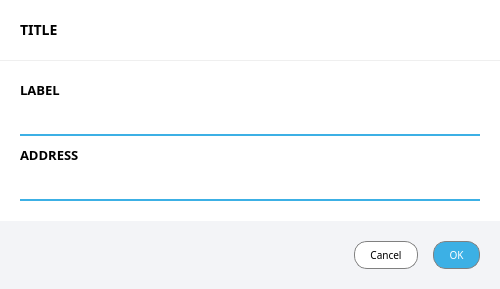
Old version of the form src/qt/forms/editaddressdialog.ui in the repository aurovine/AudioCoin.
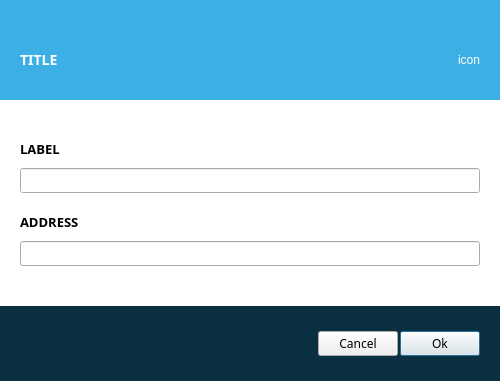
New version of the form. Icons and pictures are not drawn. Custom widgets are drawn as their Qt base class.

Commit message: changes overall button design and fixes minor ui discrepancies

What changed in the file:
```diff
--- a/src/qt/forms/editaddressdialog.ui
+++ b/src/qt/forms/editaddressdialog.ui
@@ -1,7 +1,10 @@
 <?xml version="1.0" encoding="UTF-8"?>
 <ui version="4.0">
  <class>EditAddressDialog</class>
- <widget class="QDialog" name="EditAddressDialog">
+ <widget class="FaderDialog" name="EditAddressDialog">
+  <property name="modal" stdset="0">
+   <bool>false</bool>
+  </property>
   <property name="windowModality">
    <enum>Qt::NonModal</enum>
   </property>
@@ -13,7 +16,7 @@
     <x>0</x>
     <y>0</y>
     <width>500</width>
-    <height>280</height>
+    <height>365</height>
    </rect>
   </property>
   <property name="sizePolicy">
@@ -24,30 +27,25 @@
   </property>
   <property name="minimumSize">
    <size>
-    <width>0</width>
+    <width>500</width>
     <height>0</height>
    </size>
   </property>
   <property name="maximumSize">
    <size>
-    <width>16777215</width>
+    <width>500</width>
     <height>16777215</height>
    </size>
   </property>
   <property name="windowTitle">
    <string>Edit Address</string>
   </property>
-  <property name="styleSheet">
-   <string notr="true">#titleWidget, #bodyWidget { background-color: white; }
-
-QLineEdit { border: none; border-bottom: 2px solid #3cb0e5; padding: 3px 5px; background: transparent; } QLineEdit:disabled { border-color: #899399; }</string>
-  </property>
-  <property name="modal">
-   <bool>true</bool>
-  </property>
-  <layout class="QVBoxLayout" name="editAddressDialogLayout" stretch="0,0">
+  <layout class="QVBoxLayout" name="editAddressDialogLayout" stretch="0,0,0">
    <property name="spacing">
-    <number>1</number>
+    <number>0</number>
+   </property>
+   <property name="sizeConstraint">
+    <enum>QLayout::SetFixedSize</enum>
    </property>
    <property name="leftMargin">
     <number>0</number>
@@ -63,7 +61,22 @@
    </property>
    <item>
     <widget class="QWidget" name="titleWidget" native="true">
-     <layout class="QVBoxLayout" name="titleWidgetLayout">
+     <property name="minimumSize">
+      <size>
+       <width>0</width>
+       <height>100</height>
+      </size>
+     </property>
+     <property name="maximumSize">
+      <size>
+       <width>16777215</width>
+       <height>100</height>
+      </size>
+     </property>
+     <property name="styleSheet">
+      <string notr="true">#titleWidget { background-color: #3cb0e5; } QLabel { color: white; }</string>
+     </property>
+     <layout class="QHBoxLayout" name="horizontalLayout" stretch="1,0">
       <property name="spacing">
        <number>0</number>
       </property>
@@ -71,16 +84,22 @@
        <number>20</number>
       </property>
       <property name="topMargin">
-       <number>20</number>
+       <number>50</number>
       </property>
       <property name="rightMargin">
        <number>20</number>
       </property>
       <property name="bottomMargin">
-       <number>20</number>
+       <number>30</number>
       </property>
       <item>
        <widget class="QLabel" name="titleLabel">
+        <property name="minimumSize">
+         <size>
+          <width>0</width>
+          <height>0</height>
+         </size>
+        </property>
         <property name="font">
          <font>
           <family>Montserrat</family>
@@ -95,6 +114,19 @@
         <property name="text">
          <string>TITLE</string>
         </property>
+        <property name="alignment">
+         <set>Qt::AlignLeading|Qt::AlignLeft|Qt::AlignVCenter</set>
+        </property>
+       </widget>
+      </item>
+      <item>
+       <widget class="QLabel" name="titleIcon">
+        <property name="text">
+         <string>icon</string>
+        </property>
+        <property name="alignment">
+         <set>Qt::AlignRight|Qt::AlignTrailing|Qt::AlignVCenter</set>
+        </property>
        </widget>
       </item>
      </layout>
@@ -102,6 +134,9 @@
    </item>
    <item>
     <widget class="QWidget" name="bodyWidget" native="true">
+     <property name="styleSheet">
+      <string notr="true">#bodyWidget { background-color: white; }</string>
+     </property>
      <layout class="QVBoxLayout" name="bodyWidgetLayout">
       <property name="spacing">
        <number>0</number>
@@ -121,26 +156,38 @@
       <item>
        <widget class="QWidget" name="inputWidget" native="true">
         <property name="sizePolicy">
-         <sizepolicy hsizetype="Preferred" vsizetype="Preferred">
+         <sizepolicy hsizetype="Fixed" vsizetype="Fixed">
           <horstretch>0</horstretch>
           <verstretch>0</verstretch>
          </sizepolicy>
         </property>
-        <layout class="QVBoxLayout" name="inputWidgetLayout" stretch="1,0">
+        <property name="minimumSize">
+         <size>
+          <width>500</width>
+          <height>0</height>
+         </size>
+        </property>
+        <property name="maximumSize">
+         <size>
+          <width>500</width>
+          <height>16777215</height>
+         </size>
+        </property>
+        <layout class="QVBoxLayout" name="inputWidgetLayout">
          <property name="spacing">
-          <number>10</number>
+          <number>20</number>
          </property>
          <property name="leftMargin">
           <number>20</number>
          </property>
          <property name="topMargin">
-          <number>20</number>
+          <number>40</number>
          </property>
          <property name="rightMargin">
           <number>20</number>
          </property>
          <property name="bottomMargin">
-          <number>20</number>
+          <number>40</number>
          </property>
          <item>
           <layout class="QVBoxLayout" name="verticalLayout_2">
@@ -163,7 +210,7 @@
             </widget>
            </item>
            <item>
-            <widget class="QLineEdit" name="labelEdit">
+            <widget class="QValidatedLineEdit" name="labelEdit">
              <property name="maximumSize">
               <size>
                <width>16777215</width>
@@ -225,37 +272,29 @@
         </layout>
        </widget>
       </item>
+     </layout>
+    </widget>
+   </item>
       <item>
        <widget class="QWidget" name="buttonWidget" native="true">
-        <property name="sizePolicy">
-         <sizepolicy hsizetype="Fixed" vsizetype="Preferred">
-          <horstretch>0</horstretch>
-          <verstretch>0</verstretch>
-         </sizepolicy>
-        </property>
         <property name="minimumSize">
          <size>
-          <width>500</width>
-          <height>0</height>
+       <width>0</width>
+       <height>75</height>
          </size>
         </property>
         <property name="maximumSize">
          <size>
-          <width>500</width>
-          <height>16777215</height>
+       <width>16777215</width>
+       <height>75</height>
          </size>
         </property>
         <property name="styleSheet">
-         <string notr="true">#buttonWidget { background-color: #f3f4f7; }
-
-QPushButton { font-family: 'Montserrat'; text-transform: uppercase; font-size: 10px; border: 1px solid gray; padding: 0px 15px; border-radius: 13px; min-height: 26px; max-height: 26px; background-color: white; }
-
-QPushButton:hover, QPushButton:pressed { background-color: #1c99d2; color: white; }
-QPushButton:disabled { background-color: white; color: gray; }</string>
+      <string notr="true">#buttonWidget { background-color: #092f41; }</string>
         </property>
         <layout class="QHBoxLayout" name="buttonWidgetLayout">
          <property name="spacing">
-          <number>15</number>
+       <number>2</number>
          </property>
          <property name="leftMargin">
           <number>20</number>
@@ -283,32 +322,34 @@
           </spacer>
          </item>
          <item>
-          <widget class="QPushButton" name="cancelButton">
+       <widget class="QCustomButton" name="cancelButton">
            <property name="font">
             <font>
              <family>Montserrat</family>
-             <pointsize>-1</pointsize>
             </font>
            </property>
            <property name="text">
             <string>Cancel</string>
            </property>
+        <property name="icon">
+         <iconset resource="../bitcoin.qrc">
+          <normaloff>:/icons/material/black/close</normaloff>:/icons/material/black/close</iconset>
+        </property>
           </widget>
          </item>
          <item>
-          <widget class="QPushButton" name="confirmButton">
+       <widget class="QCustomButton" name="confirmButton">
            <property name="font">
             <font>
              <family>Montserrat</family>
-             <pointsize>-1</pointsize>
-            </font>
-           </property>
-           <property name="styleSheet">
-            <string notr="true">#confirmButton { background-color: #3cb0e5; color: white; border: 1px solid gray; }
-#confirmButton:hover, #confirmButton:pressed { background-color: #1c99d2; } #confirmButton:disabled { background-color: white; color: gray; }</string>
-           </property>
+         </font>
+        </property>
            <property name="text">
-            <string>OK</string>
+         <string>Ok</string>
+        </property>
+        <property name="icon">
+         <iconset resource="../bitcoin.qrc">
+          <normaloff>:/icons/material/white/check</normaloff>:/icons/material/white/check</iconset>
            </property>
            <property name="default">
             <bool>true</bool>
@@ -320,15 +361,23 @@
       </item>
      </layout>
     </widget>
-   </item>
-  </layout>
- </widget>
  <customwidgets>
+  <customwidget>
+   <class>QCustomButton</class>
+   <extends>QPushButton</extends>
+   <header>qcustombutton.h</header>
+  </customwidget>
   <customwidget>
    <class>QValidatedLineEdit</class>
    <extends>QLineEdit</extends>
    <header>qvalidatedlineedit.h</header>
   </customwidget>
+  <customwidget>
+   <class>FaderDialog</class>
+   <extends>QWidget</extends>
+   <header>faderdialog.h</header>
+   <container>1</container>
+  </customwidget>
  </customwidgets>
  <tabstops>
   <tabstop>labelEdit</tabstop>
```
Left out of the diff: 6 changed lines with no effect on the pictures. Lines whose indentation alone changed are shown as unchanged. The commit also changes 188 other files.
